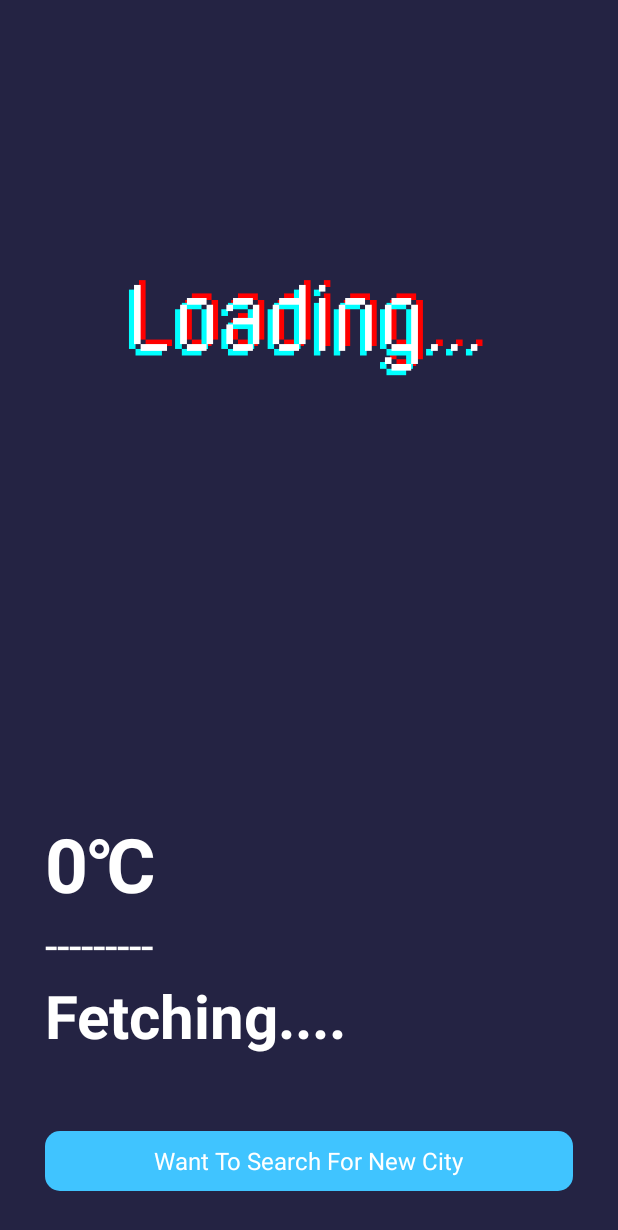
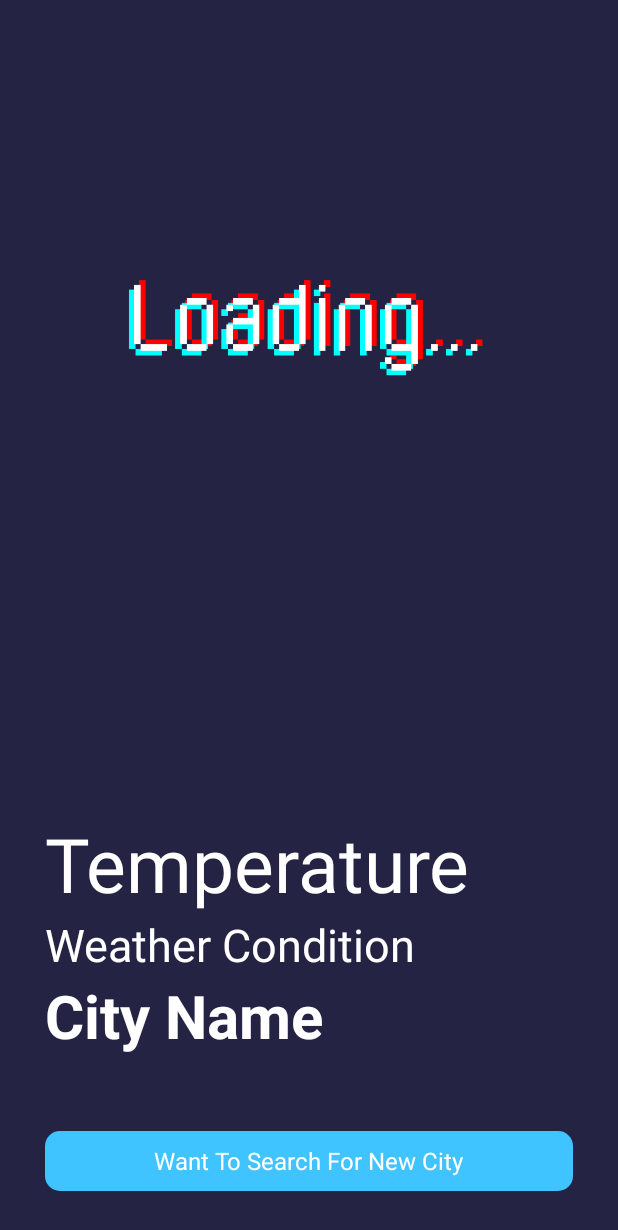
Before and after one commit to YogeshYadav210403/BasicWeatherApp, an Android app: the screen it shows after launch (MainActivity), on a phone screen of 412 x 824 dp. Shown: the top 1230 px of the screen. Run offline under Robolectric (Android 15) with nearby library versions, the phone set to English and light mode, and no system bars; libraries missing offline, so code that uses them is left out: com.loopj.android, cz.msebera.android.

Commit message:
Basic Weather App Yogesh Yadav © 2024

```diff
--- a/app/src/main/res/layout/activity_main.xml
+++ b/app/src/main/res/layout/activity_main.xml
@@ -25,14 +25,14 @@
         android:layout_above="@id/cityFinder">
 
         <TextView
+            android:id="@+id/temperature"
             android:layout_width="wrap_content"
             android:layout_height="wrap_content"
-            android:id="@+id/temperature"
             android:paddingStart="30dp"
+            android:text="Temperature"
+            android:textColor="#ffffff"
             android:textSize="50sp"
-            android:textStyle="bold"
-            android:textColor="#ffffff"
-            android:text="0℃">
+            android:textStyle="normal">
 
         </TextView>
 
@@ -44,7 +44,7 @@
             android:id="@+id/weatherCondition"
             android:textSize="30sp"
             android:textColor="#ffffff"
-            android:text="---------"
+            android:text="Weather Condition"
             android:paddingStart="30sp">
 
         </TextView>
@@ -54,7 +54,7 @@
             android:id="@+id/cityName"
             android:textStyle="bold"
             android:textSize="40sp"
-            android:text="Fetching...."
+            android:text="City Name"
             android:paddingStart="30sp"
             android:textColor="#ffffff">
 
```
Also changed, not shown: app/src/main/res/drawable/fog.png.
